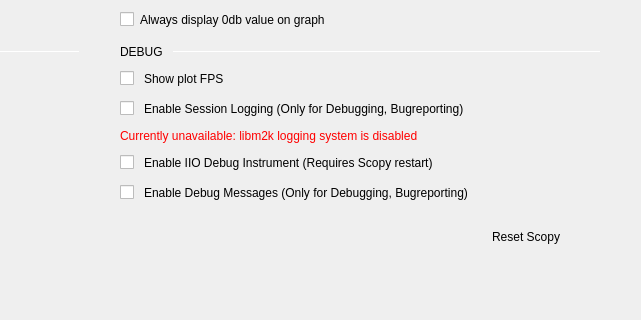
First picture: the form in ui/preferences.ui, repository analogdevicesinc/scopy, before the edit; both pictures show x 441 to 1082 and y 498 to 818 of the 1082 by 818 pixel window.
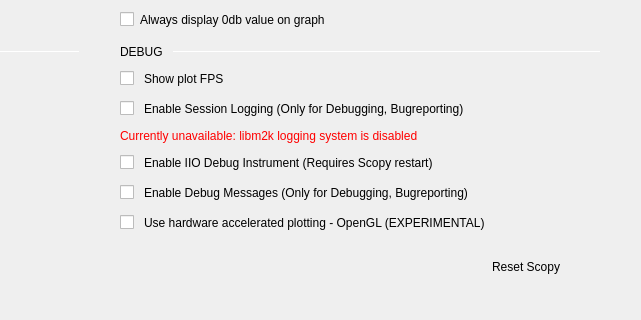
Second picture: the form after the edit.

Commit message: preferences: added show fps and opengl rendering to preferences

Diff of the .ui file:
```diff
--- a/ui/preferences.ui
+++ b/ui/preferences.ui
@@ -72,9 +72,9 @@
       <property name="geometry">
        <rect>
         <x>0</x>
-        <y>0</y>
+        <y>-72</y>
         <width>1068</width>
-        <height>792</height>
+        <height>824</height>
        </rect>
       </property>
       <layout class="QVBoxLayout" name="verticalLayout_3">
@@ -1698,6 +1698,40 @@
                    </item>
                   </layout>
                  </item>
+                 <item>
+                  <layout class="QHBoxLayout" name="horizontalLayout_35">
+                   <property name="topMargin">
+                    <number>0</number>
+                   </property>
+                   <item>
+                    <widget class="QCheckBox" name="useOpenGl">
+                     <property name="text">
+                      <string/>
+                     </property>
+                    </widget>
+                   </item>
+                   <item>
+                    <widget class="QLabel" name="label_31">
+                     <property name="text">
+                      <string>Use hardware accelerated plotting - OpenGL (EXPERIMENTAL)</string>
+                     </property>
+                    </widget>
+                   </item>
+                   <item>
+                    <spacer name="horizontalSpacer_26">
+                     <property name="orientation">
+                      <enum>Qt::Horizontal</enum>
+                     </property>
+                     <property name="sizeHint" stdset="0">
+                      <size>
+                       <width>40</width>
+                       <height>20</height>
+                      </size>
+                     </property>
+                    </spacer>
+                   </item>
+                  </layout>
+                 </item>
                 </layout>
                </item>
                <item row="4" column="1">
```
The commit also changes 3 other files.
